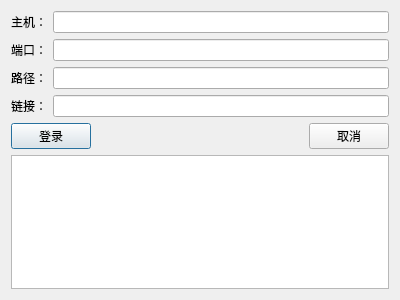
Before: the Qt Designer form businessClient/logindialog.ui in zx9229/myexe, drawn with Qt 5.
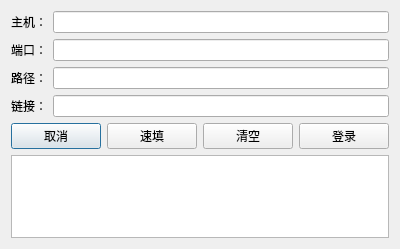
After: the same form once the commit is applied.

Commit message: 2019-1-6 01:09:41 微调界面

```diff
--- a/businessClient/logindialog.ui
+++ b/businessClient/logindialog.ui
@@ -7,7 +7,7 @@
     <x>0</x>
     <y>0</y>
     <width>400</width>
-    <height>300</height>
+    <height>249</height>
    </rect>
   </property>
   <property name="windowTitle">
@@ -60,26 +60,6 @@
    </item>
    <item>
     <layout class="QHBoxLayout" name="horizontalLayout">
-     <item>
-      <widget class="QPushButton" name="pushButton_login">
-       <property name="text">
-        <string>登录</string>
-       </property>
-      </widget>
-     </item>
-     <item>
-      <spacer name="horizontalSpacer">
-       <property name="orientation">
-        <enum>Qt::Horizontal</enum>
-       </property>
-       <property name="sizeHint" stdset="0">
-        <size>
-         <width>40</width>
-         <height>20</height>
-        </size>
-       </property>
-      </spacer>
-     </item>
      <item>
       <widget class="QPushButton" name="pushButton_cancel">
        <property name="text">
@@ -87,6 +67,27 @@
        </property>
       </widget>
      </item>
+     <item>
+      <widget class="QPushButton" name="pushButton_quickFill">
+       <property name="text">
+        <string>速填</string>
+       </property>
+      </widget>
+     </item>
+     <item>
+      <widget class="QPushButton" name="pushButton_clear">
+       <property name="text">
+        <string>清空</string>
+       </property>
+      </widget>
+     </item>
+     <item>
+      <widget class="QPushButton" name="pushButton_login">
+       <property name="text">
+        <string>登录</string>
+       </property>
+      </widget>
+     </item>
     </layout>
    </item>
    <item>
```
The commit also changes 3 other files.
